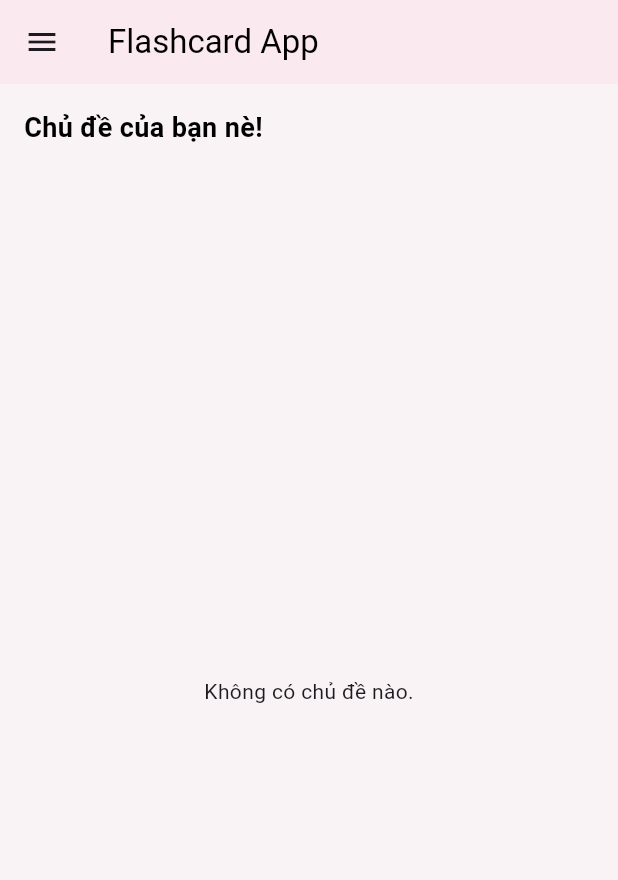
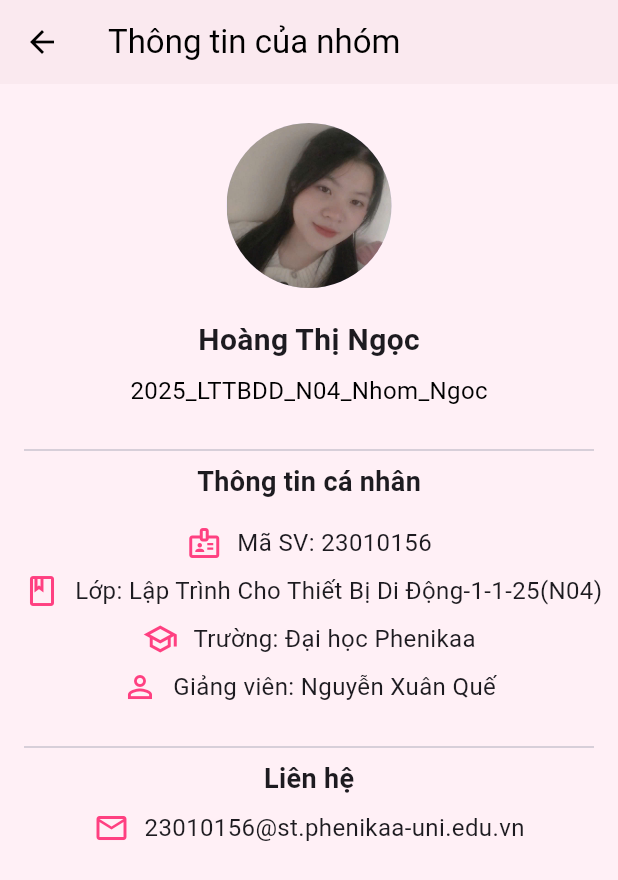
Before and after one commit to Hoangthingoc216/2025_LTTBDD_N04_Nhom_Ngoc, a Flutter app: the HomeScreen screen opened directly, in the side drawer, after a tap on "Thông tin cá nhân", on a phone screen of 412 x 824 dp. Shown: the top 880 px of the screen. Run offline on Flutter 3.47's test engine with Material 3 defaults, Android fonts, the phone set to English and light mode, and no system bars; our stand-ins replace cloud_firestore, firebase_auth, firebase_core, flutter_tts, google_sign_in; accounts and stored records are empty.

Commit message:
Thêm các thông tin cá nhân cơ bản

```diff
--- a/Flashcard_app/lib/screens/home_screen.dart
+++ b/Flashcard_app/lib/screens/home_screen.dart
@@ -1,4 +1,5 @@
 import 'package:flashcard_app/language.dart';
+import 'package:flashcard_app/screens/introduce_screen.dart';
 import 'package:flashcard_app/screens/setting_screen.dart';
 import 'package:flutter/material.dart';
 import 'package:flashcard_app/models/flashcard_model.dart';
@@ -110,6 +111,10 @@ class _HomeScreenState extends State<HomeScreen> {
               ),
               onTap: () {
                 Navigator.pop(context);
+                Navigator.push(
+                  context,
+                  MaterialPageRoute(builder: (context) => IntroduceScreen()),
+                );
               },
             ),
             ListTile(
--- a/Flashcard_app/lib/screens/introduce_screen.dart
+++ b/Flashcard_app/lib/screens/introduce_screen.dart
@@ -0,0 +1,111 @@
+import 'package:flutter/material.dart';
+import 'package:flashcard_app/language.dart';
+
+class IntroduceScreen extends StatefulWidget {
+  const IntroduceScreen({super.key});
+
+  @override
+  State<IntroduceScreen> createState() => _IntroduceScreenState();
+}
+
+class _IntroduceScreenState extends State<IntroduceScreen> {
+  @override
+  Widget build(BuildContext context) {
+    return Scaffold(
+      appBar: AppBar(
+        title: Text(Language.dich('Thông tin của nhóm', 'Group information')),
+        backgroundColor: Color.fromARGB(255, 250, 233, 239),
+        foregroundColor: Colors.black,
+      ),
+      backgroundColor: Color(0xFFFFF0F6),
+      body: ListView(
+        padding: EdgeInsets.all(16),
+        children: [
+          SizedBox(height: 10),
+
+          Center(
+            child: CircleAvatar(
+              radius: 55,
+              backgroundImage: AssetImage('imgs/ngoc.jpg'),
+            ),
+          ),
+          SizedBox(height: 20),
+
+          Center(
+            child: Text(
+              Language.dich("Hoàng Thị Ngọc", "Hoang Thi Ngoc"),
+              style: TextStyle(fontSize: 20, fontWeight: FontWeight.bold),
+            ),
+          ),
+          SizedBox(height: 8),
+
+          Center(
+            child: Text(
+              "2025_LTTBDD_N04_Nhom_Ngoc",
+              style: TextStyle(fontSize: 16, color: Colors.black),
+            ),
+          ),
+          SizedBox(height: 20),
+          Divider(),
+          Center(
+            child: Text(
+              Language.dich("Thông tin cá nhân", "Personal Information"),
+              style: TextStyle(fontSize: 18, fontWeight: FontWeight.bold),
+            ),
+          ),
+          SizedBox(height: 16),
+
+          Center(
+            child: Column(
+              crossAxisAlignment: CrossAxisAlignment.center,
+              children: [
+                _buildInfo(Icons.badge_outlined, "Mã SV: 23010156"),
+                SizedBox(height: 8),
+
+                _buildInfo(
+                  Icons.class_outlined,
+                  "Lớp: Lập Trình Cho Thiết Bị Di Động-1-1-25(N04)",
+                ),
+                SizedBox(height: 8),
+
+                _buildInfo(Icons.school_outlined, "Trường: Đại học Phenikaa"),
+                SizedBox(height: 8),
+
+                _buildInfo(Icons.person_outline, "Giảng viên: Nguyễn Xuân Quế"),
+              ],
+            ),
+          ),
+          SizedBox(height: 20),
+          Divider(),
+
+          Center(
+            child: Text(
+              Language.dich("Liên hệ", "Contact"),
+              style: TextStyle(fontSize: 18, fontWeight: FontWeight.bold),
+            ),
+          ),
+          SizedBox(height: 8),
+
+          Center(
+            child: _buildInfo(
+              Icons.email_outlined,
+              "23010156@st.phenikaa-uni.edu.vn",
+            ),
+          ),
+          SizedBox(height: 30),
+        ],
+      ),
+    );
+  }
+
+  Widget _buildInfo(IconData icon, String text) {
+    return Row(
+      mainAxisSize: MainAxisSize.min,
+      children: [
+        Icon(icon, color: Colors.pinkAccent),
+        SizedBox(width: 10),
+        Text(text, style: TextStyle(fontSize: 16)),
+      ],
+    );
+  }
+}
```
Also changed, not shown: Flashcard_app/imgs/ngoc.jpg (added).
